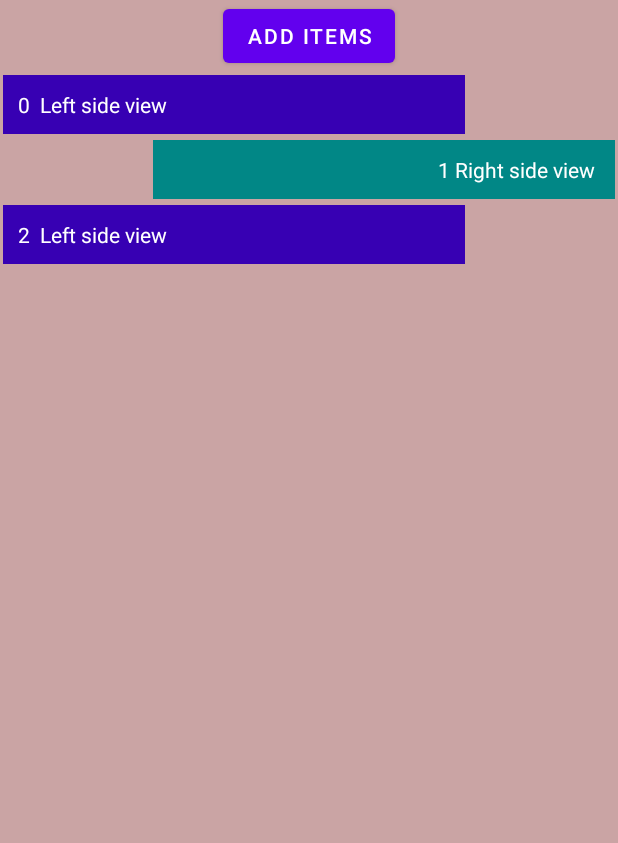
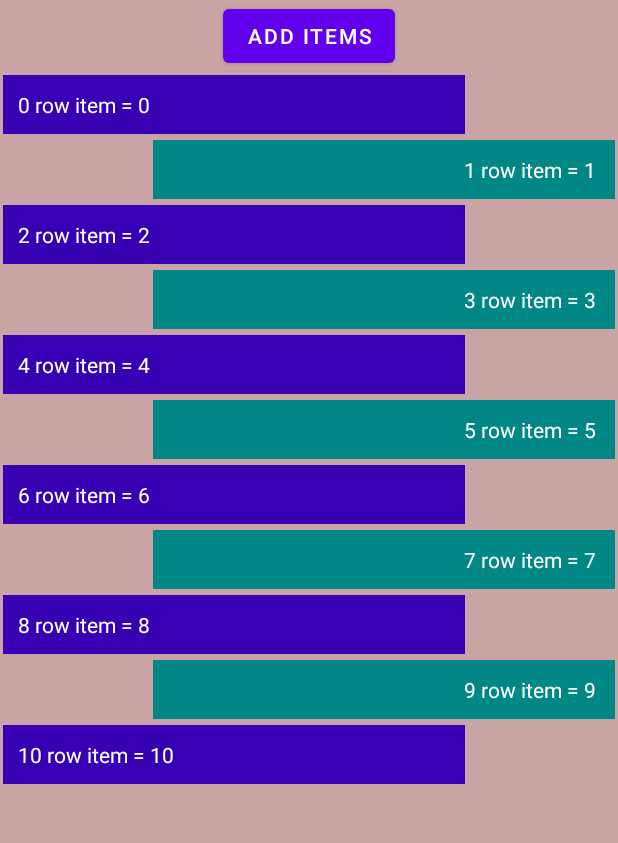
Before and after one commit to antorparvez/AndroidDelligramPractice, an Android app: the RecyelerVIewPagination screen opened directly, with no data from a screen before it, after a tap on "ADD ITEMS", on a phone screen of 412 x 824 dp, the part 84-927 px from its top. Run offline under Robolectric (Android 15) with nearby library versions, the phone set to English and light mode, and no system bars.

Commit message:
button click add item on reyclerView paggination

```diff
--- a/app/src/main/java/com/example/androidpracticedelligram/ui_recylerview_pagination/RecyelerVIewPagination.kt
+++ b/app/src/main/java/com/example/androidpracticedelligram/ui_recylerview_pagination/RecyelerVIewPagination.kt
@@ -15,8 +15,8 @@ import com.example.androidpracticedelligram.R
 
 class RecyelerVIewPagination : BaseActivity(){
 
-    lateinit var list: java.util.ArrayList<String>
-    lateinit var list2: java.util.ArrayList<String>
+     var list: ArrayList<String> = ArrayList()
+     var list2: ArrayList<String> = ArrayList()
     lateinit var recyclerView: RecyclerView
     lateinit var adpter: ReyclerViewPaginationAdapter
     lateinit var addBtn: Button
@@ -27,36 +27,39 @@ class RecyelerVIewPagination : BaseActivity(){
         setContentView(R.layout.activity_recyeler_v_iew_pagination)
 
         initToolbar("Pagination on Recyclerview")
-        initVals()
+        //initVals()
+
+        addBtn = findViewById(R.id.addBtn)
+        noItems = findViewById(R.id.no_itemTV)
+
+        recyclerView = findViewById(R.id.paginationRV)
 
 
 
-        recyclerView = findViewById(R.id.paginationRV)
 
-        recyclerView.layoutManager = LinearLayoutManager(
+        recyclerView.apply {
+            layoutManager = LinearLayoutManager(
                 applicationContext,
                 LinearLayoutManager.VERTICAL,
                 false
             )
             adpter = ReyclerViewPaginationAdapter(list2)
             //adpter = recylerViewCustomViewAdapter
-        recyclerView.adapter = adpter
+            adapter = adpter
+        }
+
 
 
 
 
         addBtn.setOnClickListener {
-            var i = 0
-            if (list2.size <= list.size) {
-                noItems.visibility = View.GONE
-                list2.add(list[i])
-                list2.add(list[i + 1])
-                list2.add(list[i + 2])
-                i += 2
-                Log.d("TAG", "onCreate: " + list2.size)
-            } else {
-                Toast.makeText(applicationContext, "no item on list", Toast.LENGTH_SHORT).show()
+
+            for ( i in 0..10){
+                list2.add("row item = $i")
+                Log.d("TAG", "onCreate: $i")
             }
+
+            Log.d("TAG", "onCreate: ${list2.size}")
             adpter.notifyDataSetChanged()
 
 
@@ -64,9 +67,9 @@ class RecyelerVIewPagination : BaseActivity(){
     }
 
     private fun initVals() {
-
+/*
         list = ArrayList()
-        list2 = ArrayList()
+        list2 = ArrayList()*/
         addBtn = findViewById(R.id.addBtn)
         noItems = findViewById(R.id.no_itemTV)
 
--- a/app/src/main/java/com/example/androidpracticedelligram/ui_recylerview_pagination/ReyclerViewPaginationAdapter.kt
+++ b/app/src/main/java/com/example/androidpracticedelligram/ui_recylerview_pagination/ReyclerViewPaginationAdapter.kt
@@ -1,5 +1,6 @@
 package com.example.androidpracticedelligram.ui_recylerview_pagination
 
+import android.util.Log
 import android.view.LayoutInflater
 import android.view.View
 import android.view.ViewGroup
@@ -14,7 +15,7 @@ class ReyclerViewPaginationAdapter(val list: List<String>) :
     private val LAYOUT_RIGHT = 1
 
     override fun onCreateViewHolder(parent: ViewGroup, viewType: Int): ViewHolder {
-       /* val view: View =
+      /*  val view: View =
             LayoutInflater.from(parent.context).inflate(R.layout.item_right, parent, false)
          return ViewHolder(view)*/
 
@@ -42,6 +43,7 @@ class ReyclerViewPaginationAdapter(val list: List<String>) :
     }
 
     override fun getItemCount(): Int {
+        Log.d("TAG", "getItemCount: ${list.size}")
         return list.size
     }
 
--- a/app/src/main/res/layout/activity_recyeler_v_iew_pagination.xml
+++ b/app/src/main/res/layout/activity_recyeler_v_iew_pagination.xml
@@ -24,11 +24,13 @@
         android:background="#CAA4A4"
         android:id="@+id/no_itemTV"
         android:text="No Items"
+        android:visibility="gone"
         android:gravity="center"
         android:textSize="24sp"/>
     <androidx.recyclerview.widget.RecyclerView
         android:layout_width="match_parent"
         android:layout_height="wrap_content"
+
         android:id="@+id/paginationRV"/>
 
 
```
Lines whose indentation alone changed are shown as unchanged.
